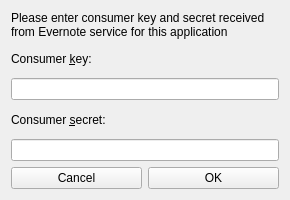
Old version of the form gui/src/AskConsumerKeyAndSecret.ui in the repository d1vanov/quentier.
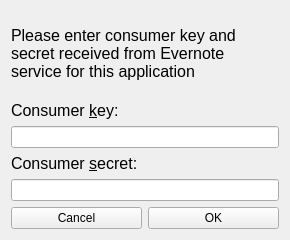
New version of the form.

Commit message: Fixed build on OS X, corrected settings of widgets asking for consumer key & secret and username & password.

Diff of the .ui file:
```diff
--- a/gui/src/AskConsumerKeyAndSecret.ui
+++ b/gui/src/AskConsumerKeyAndSecret.ui
@@ -7,11 +7,11 @@
     <x>0</x>
     <y>0</y>
     <width>290</width>
-    <height>200</height>
+    <height>240</height>
    </rect>
   </property>
   <property name="sizePolicy">
-   <sizepolicy hsizetype="Minimum" vsizetype="Minimum">
+   <sizepolicy hsizetype="Preferred" vsizetype="Preferred">
     <horstretch>0</horstretch>
     <verstretch>0</verstretch>
    </sizepolicy>
@@ -19,7 +19,7 @@
   <property name="minimumSize">
    <size>
     <width>290</width>
-    <height>200</height>
+    <height>240</height>
    </size>
   </property>
   <property name="maximumSize">
@@ -34,6 +34,26 @@
   <layout class="QVBoxLayout" name="verticalLayout">
    <item>
     <widget class="QLabel" name="textMessage">
+     <property name="enabled">
+      <bool>true</bool>
+     </property>
+     <property name="sizePolicy">
+      <sizepolicy hsizetype="Expanding" vsizetype="Expanding">
+       <horstretch>0</horstretch>
+       <verstretch>0</verstretch>
+      </sizepolicy>
+     </property>
+     <property name="minimumSize">
+      <size>
+       <width>0</width>
+       <height>40</height>
+      </size>
+     </property>
+     <property name="font">
+      <font>
+       <pointsize>12</pointsize>
+      </font>
+     </property>
      <property name="text">
       <string>Please enter consumer key and secret received from Evernote service for this application</string>
      </property>
@@ -44,6 +64,11 @@
    </item>
    <item>
     <widget class="QLabel" name="consumerKeyEnterBuddy">
+     <property name="font">
+      <font>
+       <pointsize>12</pointsize>
+      </font>
+     </property>
      <property name="text">
       <string>Consumer &amp;key:</string>
      </property>
@@ -57,6 +82,11 @@
    </item>
    <item>
     <widget class="QLabel" name="consumerSecretEnterBuddy">
+     <property name="font">
+      <font>
+       <pointsize>12</pointsize>
+      </font>
+     </property>
      <property name="text">
       <string>Consumer &amp;secret:</string>
      </property>
```
Left out of the diff: 6 changed lines with no effect on the pictures. The commit also changes 2 other files.
